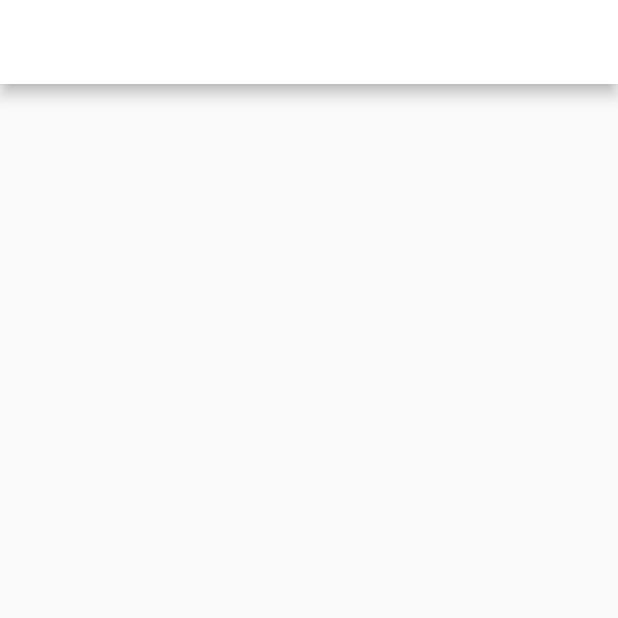
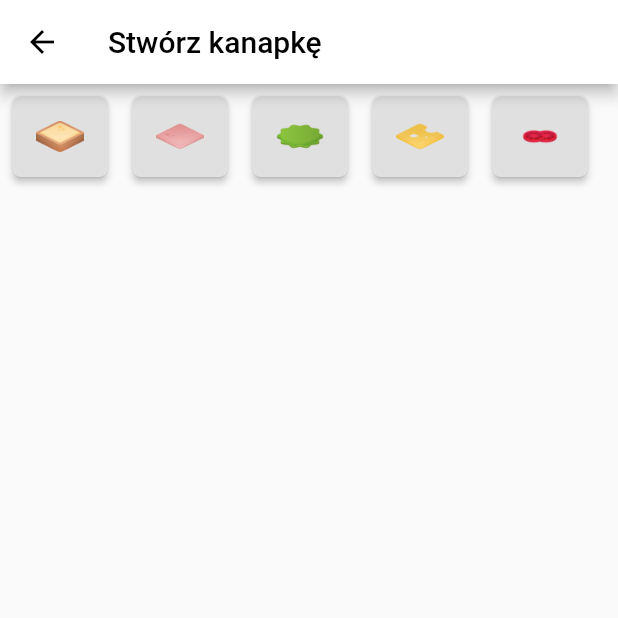
Before and after one commit to HTD-Health/flutter_workshops, a Flutter app: the CompositionView screen opened directly, on a phone screen of 412 x 824 dp, the top half of it. Run offline on Flutter 3.47's test engine with Material 2 defaults, Android fonts, the phone set to English and light mode, and no system bars.

Commit message:
action buttons bar

```diff
--- /dev/null
+++ b/lib/components/action_button.dart
@@ -0,0 +1,22 @@
+import 'package:flutter/material.dart';
+
+class ActionButton extends StatelessWidget {
+  final String image;
+  const ActionButton({Key key, this.image}) : super(key: key);
+
+  @override
+  Widget build(BuildContext context) {
+    return Container(
+      height: 64,
+      width: 64,
+      child: RaisedButton(
+        onPressed: () {},
+        child: Image.asset(this.image),
+        highlightColor: Colors.orange,
+        shape: RoundedRectangleBorder(
+          borderRadius: BorderRadius.circular(6),
+        ),
+      ),
+    );
+  }
+}
--- /dev/null
+++ b/lib/components/actions_buttons_bar.dart
@@ -0,0 +1,31 @@
+import 'package:flutter/material.dart';
+import 'package:flutter_workshops/components/action_button.dart';
+import 'package:flutter_workshops/model/ingredient.dart';
+
+class AnimationButtonsBar extends StatefulWidget {
+  final List<Ingredient> buttons;
+  AnimationButtonsBar({Key key, this.buttons}) : super(key: key);
+
+  _AnimationButtonsBarState createState() => _AnimationButtonsBarState();
+}
+
+class _AnimationButtonsBarState extends State<AnimationButtonsBar> {
+  @override
+  Widget build(BuildContext context) {
+    return Container(
+      height: 70,
+      child: ListView.builder(
+        scrollDirection: Axis.horizontal,
+        itemCount: this.widget.buttons.length,
+        itemBuilder: (BuildContext context, int index) {
+          return Padding(
+            padding: const EdgeInsets.all(8.0),
+            child: ActionButton(
+              image: this.widget.buttons[index].image,
+            ),
+          );
+        },
+      ),
+    );
+  }
+}
--- a/lib/composition_view.dart
+++ b/lib/composition_view.dart
@@ -1,4 +1,8 @@
 import 'package:flutter/material.dart';
+import 'package:flutter_workshops/components/action_button.dart';
+import 'package:flutter_workshops/model/ingredient.dart';
+
+import 'components/actions_buttons_bar.dart';
 
 class CompositionView extends StatefulWidget {
   final String title;
@@ -8,12 +12,26 @@ class CompositionView extends StatefulWidget {
 }
 
 class _CompositionViewState extends State<CompositionView> {
+  final List<Ingredient> _buttons = [
+    Ingredient(image: 'images/bread.png'),
+    Ingredient(image: 'images/ham.png'),
+    Ingredient(image: 'images/salad.png'),
+    Ingredient(image: 'images/cheese.png'),
+    Ingredient(image: 'images/tomato.png'),
+  ];
   @override
   Widget build(BuildContext context) {
     return Scaffold(
       appBar: AppBar(
         backgroundColor: Colors.white,
-        title: Text(this.widget.title),
+        title: Text(
+          this.widget.title,
+          style: TextStyle(color: Colors.black),
+        ),
+        iconTheme: IconThemeData(color: Colors.black),
+      ),
+      body: Container(
+        child: AnimationButtonsBar(buttons: this._buttons),
       ),
     );
   }
--- /dev/null
+++ b/lib/model/ingredient.dart
@@ -0,0 +1,6 @@
+class Ingredient {
+  String image;
+  bool isVisible;
+
+  Ingredient({this.image = '', this.isVisible = false});
+}
```
Also changed, not shown: 6 other files.
